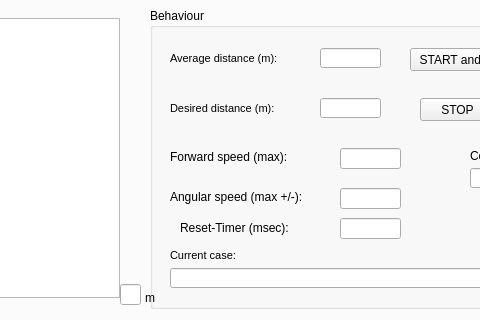
First picture: the form in Hanse/Behaviour_WallFollowing/wallfollowingform.ui, repository iti-luebeck/HANSE2011, before the edit; both pictures show x 82 to 562 and y 138 to 458 of the 708 by 458 pixel window.
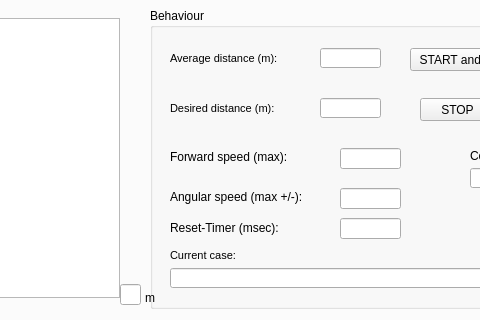
Second picture: the form after the edit.

The edit to the form file:
```diff
--- a/Hanse/Behaviour_WallFollowing/wallfollowingform.ui
+++ b/Hanse/Behaviour_WallFollowing/wallfollowingform.ui
@@ -332,9 +332,9 @@
      <widget class="QLabel" name="label_8">
       <property name="geometry">
        <rect>
-        <x>30</x>
+        <x>20</x>
         <y>210</y>
-        <width>121</width>
+        <width>141</width>
         <height>20</height>
        </rect>
       </property>
```
